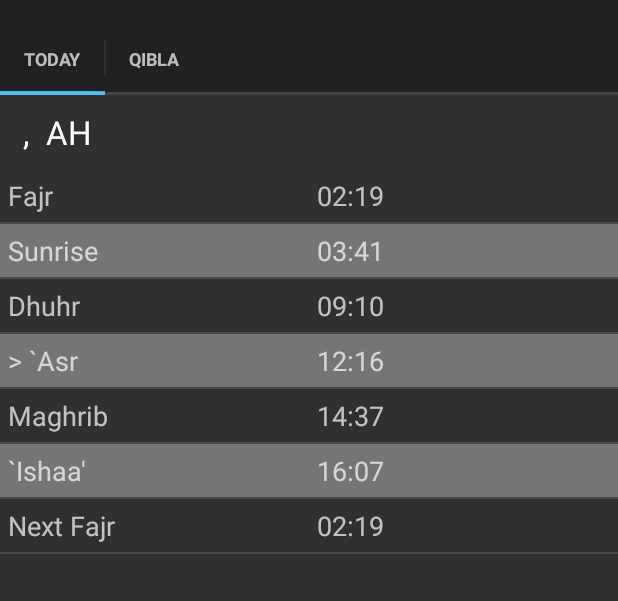
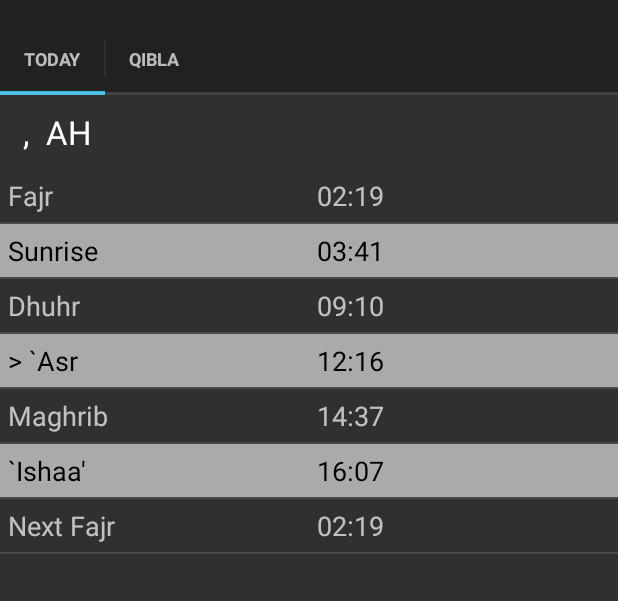
Before and after one commit to ozbek/al-muazzin, an Android app: the screen it shows after launch (Muazzin), on a phone screen of 412 x 824 dp, the part 62-663 px from its top. Run offline under Robolectric (Android 15) with nearby library versions, the light colour scheme and no system bars; 5 statements that could not run were skipped.

Commit message:
Give higher contrast to text

```diff
--- a/app/src/main/java/uz/efir/muazzin/PrayerTimesFragment.java
+++ b/app/src/main/java/uz/efir/muazzin/PrayerTimesFragment.java
@@ -29,8 +29,7 @@ import islam.adhanalarm.util.LocaleManager;
  * times. In the future, we may add some extra days...
  */
 public class PrayerTimesFragment extends Fragment {
-    private final ArrayList<HashMap<String, String>> mTimeTable = new ArrayList<HashMap<String, String>>(
-            7);
+    private final ArrayList<HashMap<String, String>> mTimeTable = new ArrayList<>(7);
     private SimpleAdapter mTimetableView;
     private TextView mNotes;
     private TextView mTodaysDate;
@@ -40,7 +39,7 @@ public class PrayerTimesFragment extends Fragment {
         super.onCreate(savedInstanceState);
 
         for (short i = CONSTANT.FAJR; i <= CONSTANT.NEXT_FAJR; i++) {
-            HashMap<String, String> map = new HashMap<String, String>();
+            HashMap<String, String> map = new HashMap<>();
             map.put("time_name", getString(CONSTANT.TIME_NAMES[i]));
             mTimeTable.add(i, map);
         }
@@ -69,8 +68,16 @@ public class PrayerTimesFragment extends Fragment {
 
             @Override
             public void onChildViewAdded(View parent, View child) {
-                child.setBackgroundResource(++numChildren % 2 == 0 ? R.color.semi_transparent_white
-                        : android.R.color.transparent);
+                TextView tv;
+                if (++numChildren % 2 == 0) {
+                    child.setBackgroundResource(R.color.darker_gray);
+                    tv = (TextView) child.findViewById(R.id.time_name);
+                    tv.setTextColor(0xff000000);
+                    tv = (TextView) child.findViewById(R.id.time);
+                    tv.setTextColor(0xff000000);
+                } else {
+                    child.setBackgroundResource(android.R.color.transparent);
+                }
                 if (numChildren > CONSTANT.NEXT_FAJR) {
                     // Reached the last row, reset for next time
                     numChildren = 0;
@@ -121,7 +128,7 @@ public class PrayerTimesFragment extends Fragment {
             if (today.isExtreme(i)) {
                 // FIXME: this is getting cleared if
                 // Preferences.isLocationSet() is true
-                mNotes.setText("* " + getString(R.string.extreme));
+                mNotes.setText(R.string.extreme);
             }
         }
 
--- a/app/src/main/res/values/colors.xml
+++ b/app/src/main/res/values/colors.xml
@@ -1,4 +1,4 @@
 <?xml version="1.0" encoding="utf-8"?>
 <resources>
-    <color name="semi_transparent_white">#55FFFFFF</color>
+    <color name="darker_gray">#aaaaaa</color>
 </resources>
--- a/app/src/main/res/values/strings.xml
+++ b/app/src/main/res/values/strings.xml
@@ -19,7 +19,7 @@
     <string name="time_for">Time for <xliff:g id="time_name">%1$s</xliff:g></string>
     <string name="latitude">Latitude</string>
     <string name="longitude">Longitude</string>
-    <string name="extreme">Extreme</string>
+    <string name="extreme">* Extreme</string>
     <string name="qibla">Qibla</string>
     <string name="compass_disclaimer">Compass works in portrait mode.</string>
     <string name="bearing_north">1) Bearing North = (1)°</string>
```
Also changed, not shown: 6 other files.
